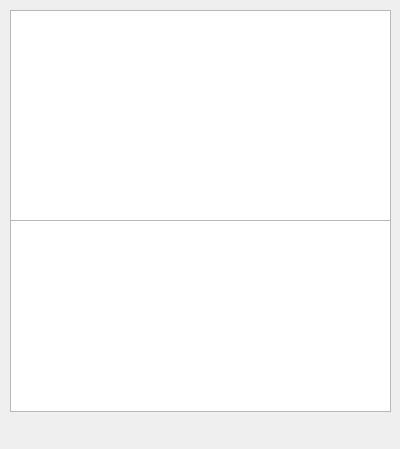
Qt form collectiondlg.ui (sdutz/QPhoto) before a commit.
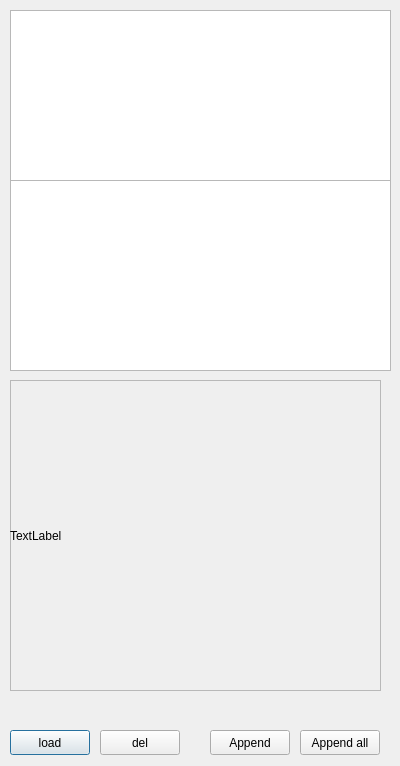
The same form after that commit.

What changed in the file:
```diff
--- a/collectiondlg.ui
+++ b/collectiondlg.ui
@@ -7,7 +7,7 @@
     <x>0</x>
     <y>0</y>
     <width>400</width>
-    <height>449</height>
+    <height>766</height>
    </rect>
   </property>
   <property name="contextMenuPolicy">
@@ -22,7 +22,7 @@
      <x>10</x>
      <y>10</y>
      <width>381</width>
-     <height>211</height>
+     <height>171</height>
     </rect>
    </property>
   </widget>
@@ -30,12 +30,105 @@
    <property name="geometry">
     <rect>
      <x>10</x>
-     <y>220</y>
+     <y>180</y>
      <width>381</width>
-     <height>192</height>
+     <height>191</height>
     </rect>
    </property>
   </widget>
+  <widget class="QFrame" name="frame">
+   <property name="geometry">
+    <rect>
+     <x>10</x>
+     <y>380</y>
+     <width>371</width>
+     <height>311</height>
+    </rect>
+   </property>
+   <property name="frameShape">
+    <enum>QFrame::StyledPanel</enum>
+   </property>
+   <property name="frameShadow">
+    <enum>QFrame::Raised</enum>
+   </property>
+   <widget class="QLabel" name="preView">
+    <property name="geometry">
+     <rect>
+      <x>0</x>
+      <y>0</y>
+      <width>371</width>
+      <height>311</height>
+     </rect>
+    </property>
+    <property name="text">
+     <string>TextLabel</string>
+    </property>
+   </widget>
+  </widget>
+  <widget class="QPushButton" name="loadBtn">
+   <property name="geometry">
+    <rect>
+     <x>10</x>
+     <y>730</y>
+     <width>80</width>
+     <height>25</height>
+    </rect>
+   </property>
+   <property name="text">
+    <string>load</string>
+   </property>
+   <attribute name="buttonGroup">
+    <string>buttons</string>
+   </attribute>
+  </widget>
+  <widget class="QPushButton" name="delBtn">
+   <property name="geometry">
+    <rect>
+     <x>100</x>
+     <y>730</y>
+     <width>80</width>
+     <height>25</height>
+    </rect>
+   </property>
+   <property name="text">
+    <string>del</string>
+   </property>
+   <attribute name="buttonGroup">
+    <string>buttons</string>
+   </attribute>
+  </widget>
+  <widget class="QPushButton" name="appendBtn">
+   <property name="geometry">
+    <rect>
+     <x>210</x>
+     <y>730</y>
+     <width>80</width>
+     <height>25</height>
+    </rect>
+   </property>
+   <property name="text">
+    <string>Append</string>
+   </property>
+   <attribute name="buttonGroup">
+    <string>buttons</string>
+   </attribute>
+  </widget>
+  <widget class="QPushButton" name="AppendAllBtn">
+   <property name="geometry">
+    <rect>
+     <x>300</x>
+     <y>730</y>
+     <width>80</width>
+     <height>25</height>
+    </rect>
+   </property>
+   <property name="text">
+    <string>Append all</string>
+   </property>
+   <attribute name="buttonGroup">
+    <string>buttons</string>
+   </attribute>
+  </widget>
  </widget>
  <resources/>
  <connections/>
```
Left out of the diff: 3 changed lines with no effect on the pictures.
